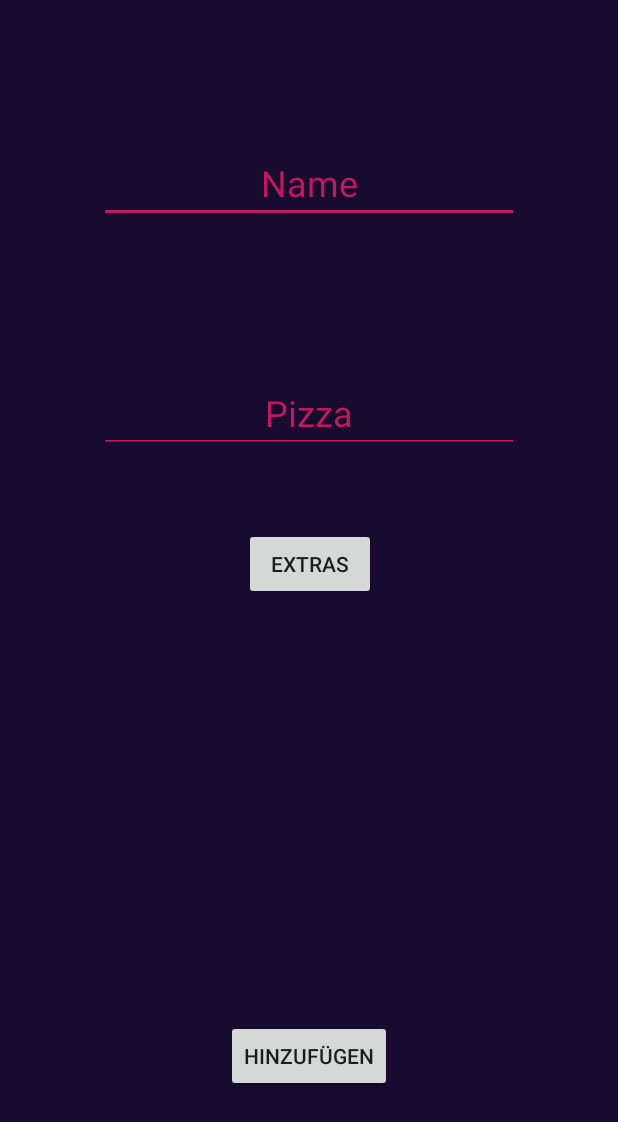
After one commit to Lufthanse/Partyraumkasse, an Android app: the Pop screen opened directly, with no data from a screen before it, on a phone screen of 412 x 824 dp. The commit adds this screen. Shown: the top 1122 px of the screen. Run offline under Robolectric (Android 15) with nearby library versions, the phone set to English and light mode, and no system bars.

Commit message:
Pizzaliste PopUp Marco 27/6/21

```diff
--- a/app/src/main/AndroidManifest.xml
+++ b/app/src/main/AndroidManifest.xml
@@ -22,6 +22,8 @@
                 <category android:name="android.intent.category.LAUNCHER" />
             </intent-filter>
         </activity>
+
+        <activity android:name=".Pop" ></activity>
     </application>
 
 </manifest>
--- /dev/null
+++ b/app/src/main/java/com/project/partyraumkasse/Pop.java
@@ -0,0 +1,36 @@
+package com.project.partyraumkasse;
+
+import android.app.Activity;
+import android.os.Bundle;
+import android.view.View;
+import android.widget.EditText;
+
+public class Pop extends Activity {
+
+    protected EditText name;
+    protected EditText pizza;
+    protected EditText extras;
+
+    @Override
+    protected void onCreate(Bundle savedInstanceState) {
+        super.onCreate(savedInstanceState);
+
+        setContentView(R.layout.activity_popup_pl);
+
+        name = (EditText) findViewById(R.id.inp_namePL);
+        pizza = (EditText) findViewById(R.id.inp_pizzaPL);
+        extras = (EditText) findViewById(R.id.inp_extrasPL);
+
+    }
+
+    public void showextras(View view) {
+
+        if (extras.getVisibility() == View.INVISIBLE) {
+            extras.setVisibility(View.VISIBLE);
+        } else {
+            extras.setVisibility(View.INVISIBLE);
+            extras.setText("");
+
+        }
+    }
+}
--- /dev/null
+++ b/app/src/main/res/layout/activity_popup_pl.xml
@@ -0,0 +1,112 @@
+<?xml version="1.0" encoding="utf-8"?>
+<androidx.constraintlayout.widget.ConstraintLayout xmlns:android="http://schemas.android.com/apk/res/android"
+    xmlns:app="http://schemas.android.com/apk/res-auto"
+    xmlns:tools="http://schemas.android.com/tools"
+    android:layout_width="match_parent"
+    android:layout_height="match_parent"
+    android:background="#170C30"
+    tools:context=".Pop">
+
+    <EditText
+        android:id="@+id/inp_namePL"
+        android:layout_width="wrap_content"
+        android:layout_height="wrap_content"
+        android:layout_marginStart="182dp"
+        android:layout_marginLeft="182dp"
+        android:layout_marginTop="20dp"
+        android:layout_marginEnd="182dp"
+        android:layout_marginRight="182dp"
+        android:layout_marginBottom="600dp"
+        android:backgroundTint="#C2185B"
+        android:ems="10"
+        android:hint="Name"
+        android:inputType="textPersonName"
+        android:textColor="#C2185B"
+        android:textColorHint="#C2185B"
+        android:textSize="24sp"
+        android:textAlignment="center"
+        android:gravity="center_horizontal"
+        app:layout_constraintBottom_toBottomOf="parent"
+        app:layout_constraintEnd_toEndOf="parent"
+        app:layout_constraintStart_toStartOf="parent"
+        app:layout_constraintTop_toTopOf="parent" />
+
+    <EditText
+        android:id="@+id/inp_pizzaPL"
+        android:layout_width="wrap_content"
+        android:layout_height="wrap_content"
+        android:layout_marginStart="182dp"
+        android:layout_marginLeft="182dp"
+        android:layout_marginTop="100dp"
+        android:layout_marginEnd="182dp"
+        android:layout_marginRight="182dp"
+        android:backgroundTint="#C2185B"
+        android:ems="10"
+        android:hint="Pizza"
+        android:inputType="textPersonName"
+        android:textColor="#C2185B"
+        android:textColorHint="#C2185B"
+        android:textSize="24sp"
+        android:textAlignment="center"
+        android:gravity="center_horizontal"
+        app:layout_constraintEnd_toEndOf="parent"
+        app:layout_constraintHorizontal_bias="0.502"
+        app:layout_constraintStart_toStartOf="parent"
+        app:layout_constraintTop_toBottomOf="@+id/inp_namePL" />
+
+    <EditText
+        android:id="@+id/inp_extrasPL"
+        android:layout_width="wrap_content"
+        android:layout_height="wrap_content"
+        android:layout_marginStart="182dp"
+        android:layout_marginLeft="182dp"
+        android:layout_marginTop="100dp"
+        android:layout_marginEnd="182dp"
+        android:layout_marginRight="182dp"
+        android:backgroundTint="#C2185B"
+        android:ems="10"
+        android:gravity="center_horizontal"
+        android:hint="Extras"
+        android:inputType="textPersonName"
+        android:textAlignment="center"
+        android:textColor="#C2185B"
+        android:textColorHint="#C2185B"
+        android:textSize="24sp"
+        android:visibility="invisible"
+        app:layout_constraintEnd_toEndOf="parent"
+        app:layout_constraintHorizontal_bias="0.502"
+        app:layout_constraintStart_toStartOf="parent"
+        app:layout_constraintTop_toBottomOf="@+id/btn_extras" />
+
+    <Button
+        android:id="@+id/btn_extras"
+        android:layout_width="wrap_content"
+        android:layout_height="wrap_content"
+        android:layout_marginStart="182dp"
+        android:layout_marginLeft="182dp"
+        android:layout_marginTop="50dp"
+        android:layout_marginEnd="182dp"
+        android:layout_marginRight="182dp"
+        android:onClick="showextras"
+        android:text="Extras"
+        app:layout_constraintEnd_toEndOf="parent"
+        app:layout_constraintHorizontal_bias="0.498"
+        app:layout_constraintStart_toStartOf="parent"
+        app:layout_constraintTop_toBottomOf="@+id/inp_pizzaPL" />
+
+    <Button
+        android:id="@+id/btn_hinzufügen"
+        android:layout_width="wrap_content"
+        android:layout_height="wrap_content"
+        android:layout_marginStart="182dp"
+        android:layout_marginLeft="182dp"
+        android:layout_marginTop="50dp"
+        android:layout_marginEnd="182dp"
+        android:layout_marginRight="182dp"
+        android:layout_marginBottom="20dp"
+        android:text="Hinzufügen"
+        app:layout_constraintBottom_toBottomOf="parent"
+        app:layout_constraintEnd_toEndOf="parent"
+        app:layout_constraintStart_toStartOf="parent"
+        app:layout_constraintTop_toBottomOf="@+id/inp_extrasPL" />
+</androidx.constraintlayout.widget.ConstraintLayout>
```
Also changed, not shown: app/src/main/java/com/project/partyraumkasse/Pizzaliste.java (+8 -21 lines), app/src/main/res/layout/activity_pizzaliste.xml (+18 -80 lines).
